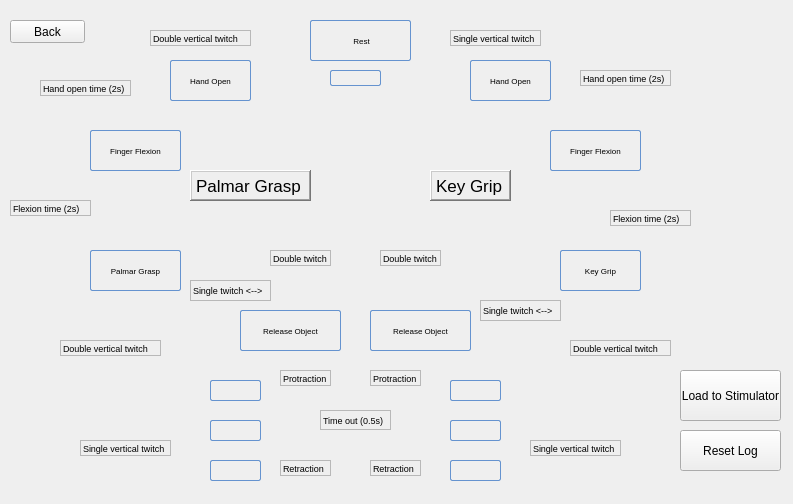
Before: the Qt Designer form POML060_v1/statetestwindow.ui in viniltc/POML060, drawn with Qt 5.
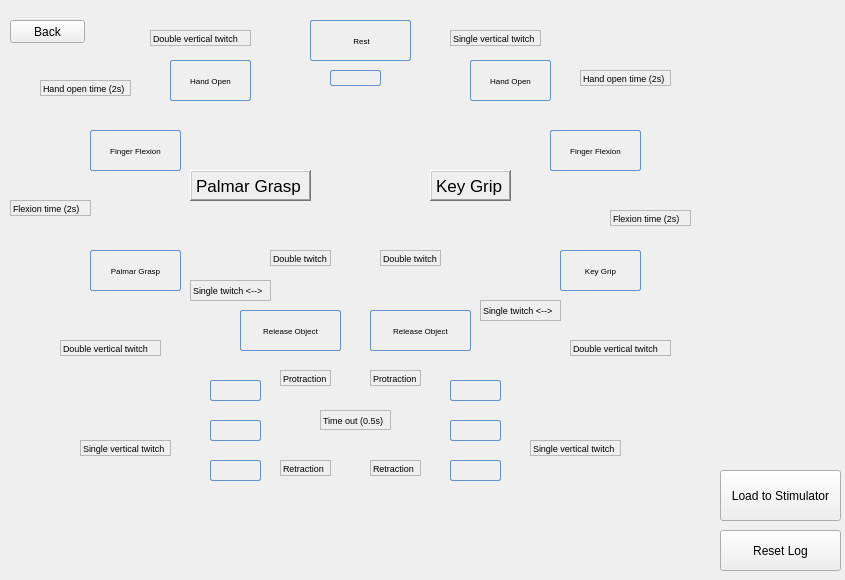
After: the same form once the commit is applied. Icons and pictures are not drawn.

Diff of the .ui file:
```diff
--- a/POML060_v1/statetestwindow.ui
+++ b/POML060_v1/statetestwindow.ui
@@ -6,8 +6,8 @@
    <rect>
     <x>0</x>
     <y>0</y>
-    <width>793</width>
-    <height>504</height>
+    <width>845</width>
+    <height>580</height>
    </rect>
   </property>
   <property name="windowTitle">
@@ -961,9 +961,9 @@
   <widget class="QPushButton" name="pushButton_loadConfig">
    <property name="geometry">
     <rect>
-     <x>680</x>
-     <y>370</y>
-     <width>101</width>
+     <x>720</x>
+     <y>470</y>
+     <width>121</width>
      <height>51</height>
     </rect>
    </property>
@@ -974,9 +974,9 @@
   <widget class="QPushButton" name="pushButton_logReset">
    <property name="geometry">
     <rect>
-     <x>680</x>
-     <y>430</y>
-     <width>101</width>
+     <x>720</x>
+     <y>530</y>
+     <width>121</width>
      <height>41</height>
     </rect>
    </property>
```
